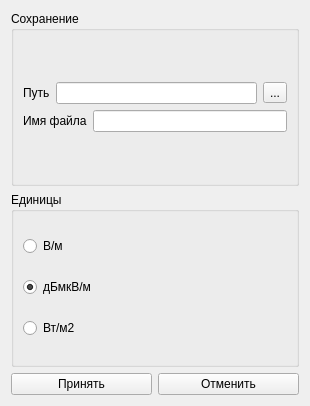
First picture: the form in new_session_window.ui, repository CrinitusFeles/SMEF, before the edit.
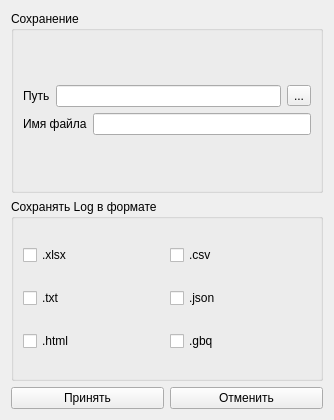
Second picture: the form after the edit.

What changed in the file:
```diff
--- a/new_session_window.ui
+++ b/new_session_window.ui
@@ -6,14 +6,14 @@
    <rect>
     <x>0</x>
     <y>0</y>
-    <width>310</width>
-    <height>406</height>
+    <width>334</width>
+    <height>420</height>
    </rect>
   </property>
   <property name="windowTitle">
    <string>Form</string>
   </property>
-  <layout class="QVBoxLayout" name="verticalLayout_4">
+  <layout class="QVBoxLayout" name="verticalLayout_3">
    <item>
     <widget class="QGroupBox" name="groupBox">
      <property name="title">
@@ -65,30 +65,48 @@
    <item>
     <widget class="QGroupBox" name="groupBox_2">
      <property name="title">
-      <string>Единицы</string>
+      <string>Сохранять Log в формате</string>
      </property>
-     <layout class="QVBoxLayout" name="verticalLayout_3">
-      <item>
-       <widget class="QRadioButton" name="radioButton">
+     <layout class="QGridLayout" name="gridLayout">
+      <item row="0" column="0">
+       <widget class="QCheckBox" name="xlsx_checkbox">
         <property name="text">
-         <string>В/м</string>
+         <string>.xlsx</string>
         </property>
        </widget>
       </item>
-      <item>
-       <widget class="QRadioButton" name="radioButton_2">
+      <item row="0" column="1">
+       <widget class="QCheckBox" name="csv_checkbox">
         <property name="text">
-         <string>дБмкВ/м</string>
+         <string>.csv</string>
         </property>
-        <property name="checked">
-         <bool>true</bool>
+       </widget>
+      </item>
+      <item row="1" column="0">
+       <widget class="QCheckBox" name="txt_checkbox">
+        <property name="text">
+         <string>.txt</string>
         </property>
        </widget>
       </item>
-      <item>
-       <widget class="QRadioButton" name="radioButton_3">
+      <item row="1" column="1">
+       <widget class="QCheckBox" name="json_checkbox">
         <property name="text">
-         <string>Вт/м2</string>
+         <string>.json</string>
+        </property>
+       </widget>
+      </item>
+      <item row="2" column="0">
+       <widget class="QCheckBox" name="html_checkbox">
+        <property name="text">
+         <string>.html</string>
+        </property>
+       </widget>
+      </item>
+      <item row="2" column="1">
+       <widget class="QCheckBox" name="gbq_checkbox">
+        <property name="text">
+         <string>.gbq</string>
         </property>
        </widget>
       </item>
```
